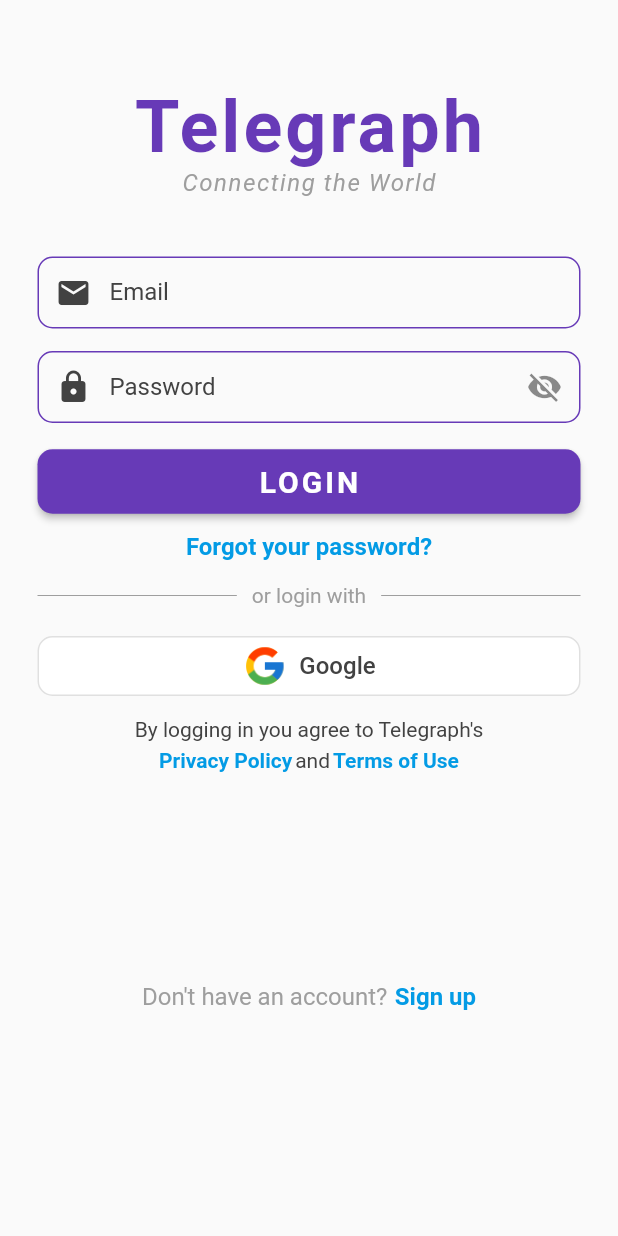
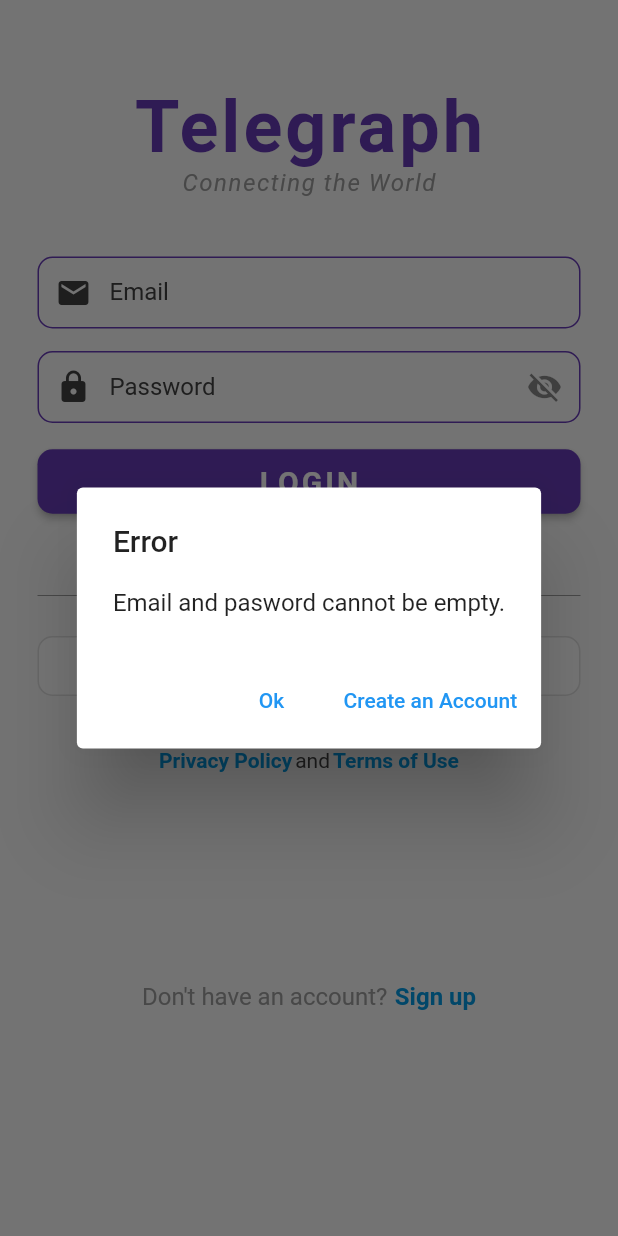
Before and after one commit to johndeweyzxc/Telegraph, a Flutter app: the screen it shows after launch, after a tap on "LOGIN", on a phone screen of 412 x 824 dp. Run offline on Flutter 3.47's test engine with Material 2 defaults, Android fonts, the phone set to English and light mode, and no system bars; our stand-ins replace cloud_firestore, firebase_auth, firebase_core, google_sign_in; accounts and stored records are empty.

Commit message:
Created dialog box for showing errors

```diff
--- a/lib/Pages/login_page.dart
+++ b/lib/Pages/login_page.dart
@@ -103,16 +103,9 @@ class _LoginPageState extends State<LoginPage> {
         controller: passwordController,
       ),
       LoginButton(
-        signIn: () async {
-          String? authenticate = await UserController().signInEmailPassword(
-            emailController.text,
-            passwordController.text,
-          );
-
-          if (authenticate != 'Success') {
-            // Debug print
-          }
-        },
+        email: emailController,
+        password: passwordController,
+        context: context,
       ),
       const ForgotPassword(),
       const LoginWith(),
@@ -244,9 +237,16 @@ class _TextInputState extends State<LoginTextInput> {
 
 // Login button authenticates with the firebase
 class LoginButton extends StatelessWidget {
-  final VoidCallback signIn;
+  final TextEditingController email;
+  final TextEditingController password;
+  final BuildContext context;
 
-  const LoginButton({super.key, required this.signIn});
+  const LoginButton({
+    super.key,
+    required this.email,
+    required this.password,
+    required this.context,
+  });
 
   @override
   Widget build(BuildContext context) {
@@ -257,12 +257,67 @@ class LoginButton extends StatelessWidget {
           Expanded(
             child: ElevatedButton(
               style: buttonStyle(),
-              onPressed: signIn,
+              onPressed: initiateSignIn,
               child: buttonText(),
             ),
           ),
         ],
       ),
+    );
+  }
+
+  void initiateSignIn() async {
+    if (email.text == "" || password.text == "") {
+      showDialog(
+        context: context,
+        builder: (BuildContext context) {
+          return invalidInputDialog('Email and pasword cannot be empty.');
+        },
+      );
+      return;
+    }
+
+    String? authenticate = await UserController().signInEmailPassword(
+      email.text,
+      password.text,
+    );
+
+    // If there is an error authenticating
+    if (authenticate != 'Success') {
+      showDialog(
+        context: context,
+        builder: (BuildContext context) {
+          return invalidInputDialog(authenticate.toString());
+        },
+      );
+    }
+  }
+
+  AlertDialog invalidInputDialog(String errorContent) {
+    return AlertDialog(
+      title: const Text("Error"),
+      content: Text(errorContent),
+      actions: [
+        TextButton(
+          onPressed: () {
+            Navigator.pop(context);
+          },
+          child: const Text("Ok"),
+        ),
+        TextButton(
+          onPressed: () {
+            Navigator.pushReplacement(
+              context,
+              MaterialPageRoute(
+                builder: (BuildContext context) {
+                  return const RegisterPage();
+                },
+              ),
+            );
+          },
+          child: const Text("Create an Account"),
+        ),
+      ],
     );
   }
 
```
Also changed, not shown: lib/Pages/register_page.dart (+46 -3 lines).
